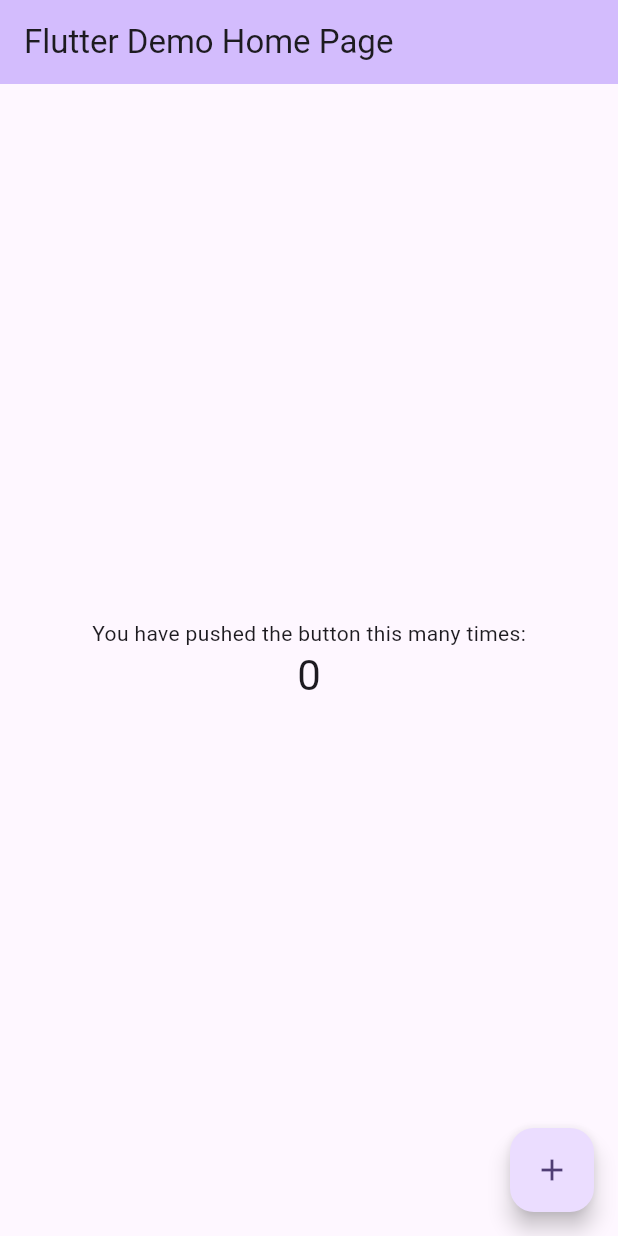
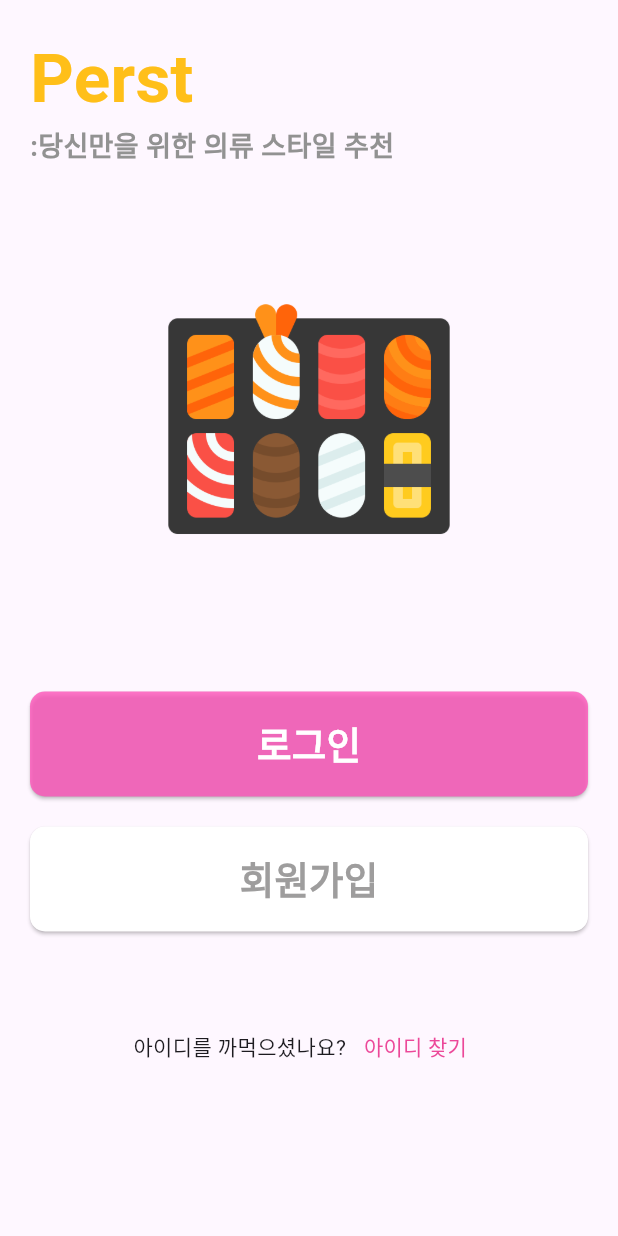
Before and after one commit to guswns7452/Perst, a Flutter app: the screen it shows after launch, on a phone screen of 412 x 824 dp. Run offline on Flutter 3.47's test engine with Material 3 defaults, Android fonts, the light colour scheme and no system bars.

Commit message:
✨ intro 파일 생성 및 페이지 이동

```diff
--- /dev/null
+++ b/frontend/perst/lib/app.dart
@@ -0,0 +1,13 @@
+import 'package:flutter/material.dart';
+import 'package:perst/src/screen/auth/intro.dart';
+
+class MyApp extends StatelessWidget {
+  const MyApp({super.key});
+
+  @override
+  Widget build(BuildContext context) {
+    return const MaterialApp(
+      home: Intro(),
+    );
+  }
+}
--- a/frontend/perst/lib/main.dart
+++ b/frontend/perst/lib/main.dart
@@ -1,125 +1,6 @@
 import 'package:flutter/material.dart';
+import 'package:perst/app.dart';
 
 void main() {
   runApp(const MyApp());
 }
-
-class MyApp extends StatelessWidget {
-  const MyApp({super.key});
-
-  // This widget is the root of your application.
-  @override
-  Widget build(BuildContext context) {
-    return MaterialApp(
-      title: 'Flutter Demo',
-      theme: ThemeData(
-        // This is the theme of your application.
-        //
-        // TRY THIS: Try running your application with "flutter run". You'll see
-        // the application has a purple toolbar. Then, without quitting the app,
-        // try changing the seedColor in the colorScheme below to Colors.green
-        // and then invoke "hot reload" (save your changes or press the "hot
-        // reload" button in a Flutter-supported IDE, or press "r" if you used
-        // the command line to start the app).
-        //
-        // Notice that the counter didn't reset back to zero; the application
-        // state is not lost during the reload. To reset the state, use hot
-        // restart instead.
-        //
-        // This works for code too, not just values: Most code changes can be
-        // tested with just a hot reload.
-        colorScheme: ColorScheme.fromSeed(seedColor: Colors.deepPurple),
-        useMaterial3: true,
-      ),
-      home: const MyHomePage(title: 'Flutter Demo Home Page'),
-    );
-  }
-}
-
-class MyHomePage extends StatefulWidget {
-  const MyHomePage({super.key, required this.title});
-
-  // This widget is the home page of your application. It is stateful, meaning
-  // that it has a State object (defined below) that contains fields that affect
-  // how it looks.
-
-  // This class is the configuration for the state. It holds the values (in this
-  // case the title) provided by the parent (in this case the App widget) and
-  // used by the build method of the State. Fields in a Widget subclass are
-  // always marked "final".
-
-  final String title;
-
-  @override
-  State<MyHomePage> createState() => _MyHomePageState();
-}
-
-class _MyHomePageState extends State<MyHomePage> {
-  int _counter = 0;
-
-  void _incrementCounter() {
-    setState(() {
-      // This call to setState tells the Flutter framework that something has
-      // changed in this State, which causes it to rerun the build method below
-      // so that the display can reflect the updated values. If we changed
-      // _counter without calling setState(), then the build method would not be
-      // called again, and so nothing would appear to happen.
-      _counter++;
-    });
-  }
-
-  @override
-  Widget build(BuildContext context) {
-    // This method is rerun every time setState is called, for instance as done
-    // by the _incrementCounter method above.
-    //
-    // The Flutter framework has been optimized to make rerunning build methods
-    // fast, so that you can just rebuild anything that needs updating rather
-    // than having to individually change instances of widgets.
-    return Scaffold(
-      appBar: AppBar(
-        // TRY THIS: Try changing the color here to a specific color (to
-        // Colors.amber, perhaps?) and trigger a hot reload to see the AppBar
-        // change color while the other colors stay the same.
-        backgroundColor: Theme.of(context).colorScheme.inversePrimary,
-        // Here we take the value from the MyHomePage object that was created by
-        // the App.build method, and use it to set our appbar title.
-        title: Text(widget.title),
-      ),
-      body: Center(
-        // Center is a layout widget. It takes a single child and positions it
-        // in the middle of the parent.
-        child: Column(
-          // Column is also a layout widget. It takes a list of children and
-          // arranges them vertically. By default, it sizes itself to fit its
-          // children horizontally, and tries to be as tall as its parent.
-          //
-          // Column has various properties to control how it sizes itself and
-          // how it positions its children. Here we use mainAxisAlignment to
-          // center the children vertically; the main axis here is the vertical
-          // axis because Columns are vertical (the cross axis would be
-          // horizontal).
-          //
-          // TRY THIS: Invoke "debug painting" (choose the "Toggle Debug Paint"
-          // action in the IDE, or press "p" in the console), to see the
-          // wireframe for each widget.
-          mainAxisAlignment: MainAxisAlignment.center,
-          children: <Widget>[
-            const Text(
-              'You have pushed the button this many times:',
-            ),
-            Text(
-              '$_counter',
-              style: Theme.of(context).textTheme.headlineMedium,
-            ),
-          ],
-        ),
-      ),
-      floatingActionButton: FloatingActionButton(
-        onPressed: _incrementCounter,
-        tooltip: 'Increment',
-        child: const Icon(Icons.add),
-      ), // This trailing comma makes auto-formatting nicer for build methods.
-    );
-  }
-}
--- /dev/null
+++ b/frontend/perst/lib/src/screen/auth/intro.dart
@@ -0,0 +1,142 @@
+import 'package:flutter/material.dart';
+import 'package:perst/src/screen/auth/register.dart';
+
+class Intro extends StatelessWidget {
+  const Intro({super.key});
+
+  @override
+  Widget build(BuildContext context) {
+    return Scaffold(
+      body: SafeArea(
+        child: Container(
+          padding: const EdgeInsets.all(20),
+          child: Column(
+            crossAxisAlignment: CrossAxisAlignment.start,
+            children: [
+              SizedBox(
+                child: Column(
+                  crossAxisAlignment: CrossAxisAlignment.start,
+                  mainAxisSize: MainAxisSize.min,
+                  children: [
+                    const Text(
+                      'Perst',
+                      style: TextStyle(
+                        fontSize: 45,
+                        fontWeight: FontWeight.bold,
+                        color: Color.fromRGBO(255, 191, 25, 1),
+                      ),
+                    ),
+                    const Text(
+                      ':당신만을 위한 의류 스타일 추천',
+                      textAlign: TextAlign.start,
+                      style: TextStyle(
+                        fontSize: 18,
+                        fontWeight: FontWeight.bold,
+                        color: Color.fromRGBO(146, 146, 146, 1),
+                      ),
+                    )
+                  ],
+                ),
+              ),
+              SizedBox(
+                height: 70,
+              ),
+              // 어플에서 사용할 이미지로 대체 예정
+              SizedBox(
+                child: Center(
+                  child: Image.asset(
+                    'asset/image.png',
+                    width: 200,
+                    height: 200,
+                  ),
+                ),
+              ),
+              SizedBox(
+                height: 80,
+              ),
+              SizedBox(
+                width: double.infinity,
+                height: 70,
+                child: ElevatedButton(
+                  onPressed: () {
+                    // 로그인을 클릭하면 로그인 창으로 이동
+                    Navigator.of(context).push(MaterialPageRoute(
+                      builder: (context) => const Register(),
+                    ));
+                  },
+                  style: ElevatedButton.styleFrom(
+                    backgroundColor: const Color.fromRGBO(255, 81, 185, 0.78),
+                    shape: RoundedRectangleBorder(
+                      borderRadius: BorderRadius.circular(10),
+                    ),
+                  ),
+                  child: const Text(
+                    '로그인',
+                    style: TextStyle(
+                      fontSize: 25,
+                      fontWeight: FontWeight.bold,
+                      color: Colors.white,
+                    ),
+                  ),
+                ),
+              ),
+              SizedBox(height: 20),
+              SizedBox(
+                width: double.infinity,
+                height: 70,
+                child: ElevatedButton(
+                  onPressed: () {
+                    // 회원가입을 클릭하면 회원가입 창으로 이동
+                    Navigator.of(context).push(MaterialPageRoute(
+                      builder: (context) => const Register(),
+                    ));
+                  },
+                  style: ElevatedButton.styleFrom(
+                    backgroundColor: Colors.white,
+                    shape: RoundedRectangleBorder(
+                      borderRadius: BorderRadius.circular(10),
+                    ),
+                  ),
+                  child: const Text(
+                    '회원가입',
+                    style: TextStyle(
+                      fontSize: 25,
+                      fontWeight: FontWeight.bold,
+                      color: Color.fromARGB(255, 158, 157, 157),
+                    ),
+                  ),
+                ),
+              ),
+              SizedBox(
+                height: 10,
+              ),
+              Expanded(
+                child: Row(
+                  crossAxisAlignment: CrossAxisAlignment.center,
+                  mainAxisAlignment: MainAxisAlignment.center,
+                  children: [
+                    Text(
+                      '아이디를 까먹으셨나요?',
+                    ),
+                    TextButton(
+                      onPressed: () {},
+                      child: Text(
+                        '아이디 찾기',
+                        style: TextStyle(
+                          color: Color.fromRGBO(236, 72, 153, 1),
+                        ),
+                      ),
+                    )
+                  ],
+                ),
+              ),
+              SizedBox(
+                height: 40,
+              ),
+            ],
+          ),
+        ),
+      ),
+    );
+  }
+}
--- /dev/null
+++ b/frontend/perst/lib/src/screen/auth/login.dart
@@ -0,0 +1,15 @@
+import 'package:flutter/material.dart';
+
+class Login extends StatefulWidget {
+  const Login({super.key});
+
+  @override
+  State<Login> createState() => _LoginState();
+}
+
+class _LoginState extends State<Login> {
+  @override
+  Widget build(BuildContext context) {
+    return const Placeholder();
+  }
+}
--- /dev/null
+++ b/frontend/perst/lib/src/screen/auth/register.dart
@@ -0,0 +1,15 @@
+import 'package:flutter/material.dart';
+
+class Register extends StatefulWidget {
+  const Register({super.key});
+
+  @override
+  State<Register> createState() => _RegisterState();
+}
+
+class _RegisterState extends State<Register> {
+  @override
+  Widget build(BuildContext context) {
+    return const Placeholder();
+  }
+}
--- /dev/null
+++ b/frontend/perst/lib/src/screen/styleTour.dart
@@ -0,0 +1,10 @@
+import 'package:flutter/material.dart';
+
+class StyleTour extends StatelessWidget {
+  const StyleTour({super.key});
+
+  @override
+  Widget build(BuildContext context) {
+    return const Placeholder();
+  }
+}
--- a/frontend/perst/pubspec.yaml
+++ b/frontend/perst/pubspec.yaml
@@ -59,8 +59,9 @@ flutter:
   uses-material-design: true
 
   # To add assets to your application, add an assets section, like this:
-  # assets:
-  #   - images/a_dot_burr.jpeg
+  assets:
+    - asset/myPage.png
+    - asset/image.png
   #   - images/a_dot_ham.jpeg
 
   # An image asset can refer to one or more resolution-specific "variants", see
```
Also changed, not shown: frontend/perst/asset/image.png (added), frontend/perst/asset/myPage.png (added), frontend/perst/asset/myStyle.png (added), frontend/perst/asset/styleAnalysis.png (added), frontend/perst/asset/styleTour.png (added), 1 other file.
